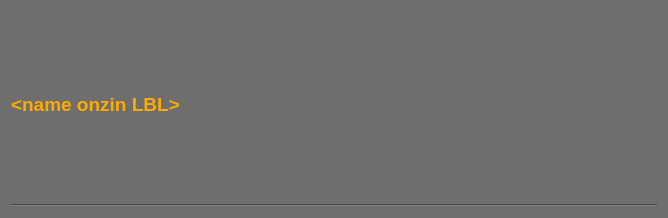
spoorcc/stereo-vision-client, file Widgets/processstepWidget.ui: the form before one commit.
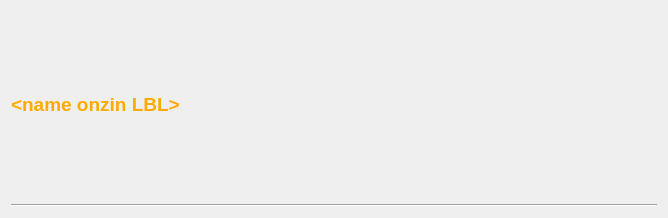
The form after the commit.

Diff of the .ui file:
```diff
--- a/Widgets/processstepWidget.ui
+++ b/Widgets/processstepWidget.ui
@@ -14,8 +14,7 @@
    <string>Form</string>
   </property>
   <property name="styleSheet">
-   <string notr="true">background-color: rgb(110, 110, 110);
-color: rgb(255, 170, 0);</string>
+   <string notr="true"/>
   </property>
   <layout class="QVBoxLayout" name="verticalLayout">
    <item>
```
